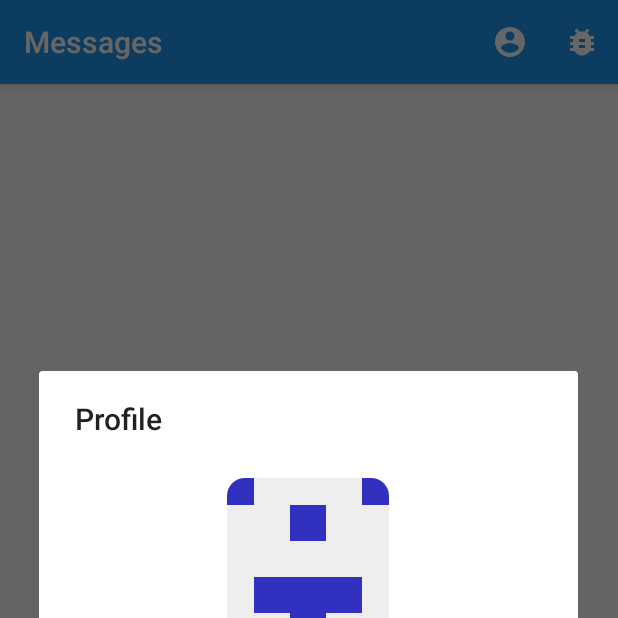
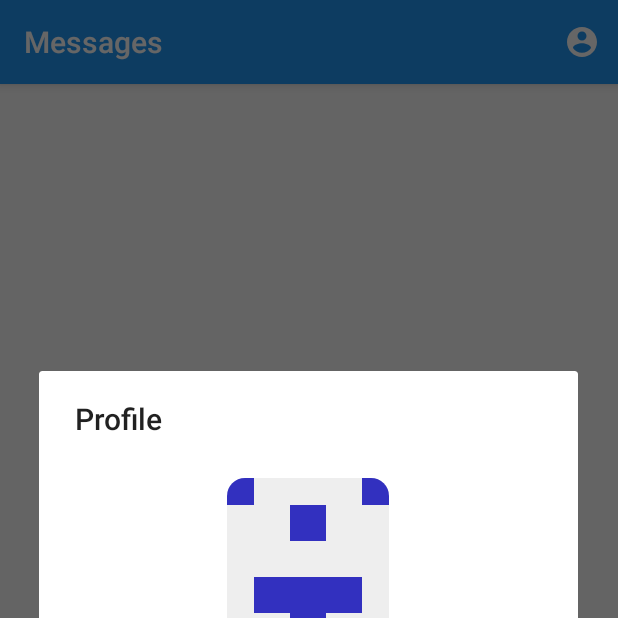
Before and after one commit to cjk8zb/Project1, an Android app: the screen it shows after launch (MainActivity), after a tap on "Profile", on a phone screen of 412 x 824 dp, the top half of it. Run offline under Robolectric (Android 15) with nearby library versions, the phone set to English and light mode, and no system bars.

Commit message:
Remove seed data action

```diff
--- a/Jaw/app/src/main/res/menu/menu_main.xml
+++ b/Jaw/app/src/main/res/menu/menu_main.xml
@@ -5,12 +5,7 @@
     <item
         android:id="@+id/action_profile"
         android:icon="@drawable/ic_profile"
-        android:title="Profile"
-        app:showAsAction="ifRoom" />
-    <item
-        android:id="@+id/action_debug"
-        android:icon="@drawable/ic_bug"
-        android:title="Debug"
+        android:title="@string/profile"
         app:showAsAction="ifRoom" />
 
 </menu>
```
Also changed, not shown: Jaw/app/build.gradle (+5 -5 lines).
